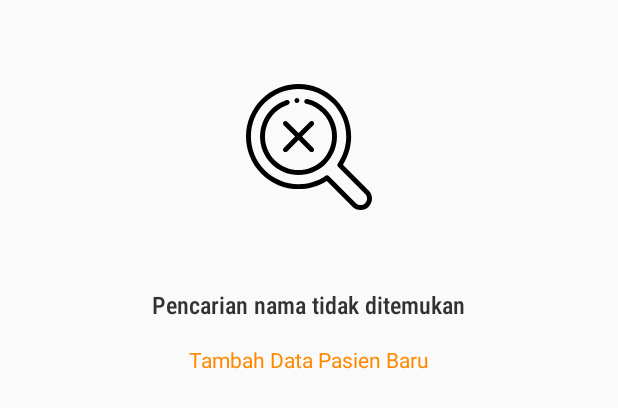
After one commit to roningrum/BidikCovid, an Android app: the layout layout_not_found.xml on its own in the app's theme, with its tools: preview values and no code run, on a phone screen of 412 x 824 dp. The commit adds this screen. Shown: the top 408 px of the screen. Run offline under Robolectric (Android 15) with nearby library versions, the phone set to English and light mode, and no system bars.

Commit message:
update layout

```diff
--- a/app/src/main/java/id/go/dkksemarang/bidikcovid/home/MainMenuActivity.kt
+++ b/app/src/main/java/id/go/dkksemarang/bidikcovid/home/MainMenuActivity.kt
@@ -15,7 +15,7 @@ import androidx.lifecycle.Observer
 import androidx.lifecycle.ViewModelProviders
 import id.go.dkksemarang.bidikcovid.R
 import id.go.dkksemarang.bidikcovid.location.LocationViewModel
-import id.go.dkksemarang.bidikcovid.ui.MainActivity
+import id.go.dkksemarang.bidikcovid.ui.SearchPasienActivity
 import id.go.dkksemarang.bidikcovid.util.GpsUtil
 
 class MainMenuActivity : AppCompatActivity() {
@@ -101,7 +101,7 @@ class MainMenuActivity : AppCompatActivity() {
     override fun onOptionsItemSelected(item: MenuItem): Boolean {
         return when(item.itemId){
             R.id.search_menu ->{
-                val intent= Intent(applicationContext, MainActivity::class.java)
+                val intent= Intent(applicationContext, SearchPasienActivity::class.java)
                 startActivity(intent)
                 true
             }
--- a/app/src/main/java/id/go/dkksemarang/bidikcovid/login/LoginActivity.kt
+++ b/app/src/main/java/id/go/dkksemarang/bidikcovid/login/LoginActivity.kt
@@ -7,9 +7,9 @@ import androidx.appcompat.app.AppCompatActivity
 import androidx.lifecycle.Observer
 import androidx.lifecycle.ViewModelProviders
 import id.go.dkksemarang.bidikcovid.R
+import id.go.dkksemarang.bidikcovid.home.MainMenuActivity
 import id.go.dkksemarang.bidikcovid.login.model.LoginResponse
 import id.go.dkksemarang.bidikcovid.login.viewmodel.LoginViewModel
-import id.go.dkksemarang.bidikcovid.ui.MainActivity
 import id.go.dkksemarang.bidikcovid.util.SessionManager
 import kotlinx.android.synthetic.main.activity_login.*
 
@@ -32,7 +32,7 @@ class LoginActivity : AppCompatActivity() {
         btn_login.setOnClickListener {view->
             val sessionManager = SessionManager(view.context)
             sessionManager.saveAuthToken(login.token)
-            val intent = Intent(this, MainActivity::class.java)
+            val intent = Intent(this, MainMenuActivity::class.java)
             startActivity(intent)
             Log.d("Token", "Your Token : ${login.token}")
         }
--- /dev/null
+++ b/app/src/main/res/drawable/ic_error.xml
@@ -0,0 +1,22 @@
+<vector xmlns:android="http://schemas.android.com/apk/res/android"
+    android:width="512dp"
+    android:height="512dp"
+    android:viewportWidth="512.00037"
+    android:viewportHeight="512">
+  <path
+      android:fillColor="#FF000000"
+      android:fillType="evenOdd"
+      android:pathData="m248.953,61.273c-5.367,-1.238 -10.723,2.102 -11.965,7.469 -1.242,5.367 2.105,10.727 7.473,11.969 24.813,5.734 47.492,18.332 65.582,36.422 53.184,53.184 53.184,139.727 0,192.91 -53.184,53.188 -139.727,53.188 -192.91,0 -53.188,-53.184 -53.188,-139.727 0,-192.91 15.27,-15.27 33.34,-26.406 53.711,-33.109 5.23,-1.719 8.078,-7.355 6.359,-12.59 -1.723,-5.234 -7.363,-8.082 -12.594,-6.359 -23.367,7.684 -44.086,20.453 -61.582,37.953 -60.965,60.965 -60.965,160.16 0,221.125 30.48,30.48 70.52,45.723 110.563,45.723 40.039,-0.004 80.078,-15.242 110.563,-45.723 60.961,-60.965 60.961,-160.16 0,-221.125 -20.738,-20.734 -46.738,-35.176 -75.199,-41.754zM248.953,61.273"/>
+  <path
+      android:fillColor="#FF000000"
+      android:fillType="evenOdd"
+      android:pathData="m498.414,432.707 l-104.531,-104.531c53.602,-84.055 41.863,-194.484 -29.266,-265.617 -40.34,-40.34 -93.977,-62.559 -151.027,-62.559 -57.055,0 -110.691,22.219 -151.031,62.559 -40.344,40.34 -62.559,93.977 -62.559,151.031 0,57.051 22.215,110.688 62.559,151.027 40.34,40.34 93.973,62.555 151.023,62.555 40.945,0 80.387,-11.484 114.594,-33.289l104.531,104.531c8.746,8.75 20.414,13.566 32.855,13.566 12.438,0 24.105,-4.816 32.855,-13.566 18.109,-18.117 18.109,-47.59 -0.004,-65.707zM484.309,484.309c-4.98,4.977 -11.637,7.719 -18.746,7.719 -7.113,0 -13.77,-2.742 -18.75,-7.719l-110.305,-110.305c-1.93,-1.934 -4.484,-2.922 -7.055,-2.922 -1.977,0 -3.961,0.582 -5.684,1.777 -32.41,22.48 -70.516,34.363 -110.188,34.363 -51.723,0 -100.348,-20.141 -136.918,-56.711 -75.5,-75.5 -75.5,-198.348 0,-273.848 36.574,-36.574 85.199,-56.715 136.926,-56.715 51.723,0 100.348,20.141 136.922,56.715 66.281,66.285 75.684,170.207 22.348,247.105 -2.75,3.965 -2.27,9.324 1.145,12.738l110.305,110.305c10.336,10.336 10.336,27.156 0,37.496zM484.309,484.309"/>
+  <path
+      android:fillColor="#FF000000"
+      android:fillType="evenOdd"
+      android:pathData="m273.805,153.371c-3.895,-3.895 -10.207,-3.895 -14.105,0l-46.109,46.109 -46.113,-46.109c-3.895,-3.895 -10.211,-3.895 -14.105,0 -3.895,3.895 -3.895,10.211 0,14.105l46.109,46.113 -46.109,46.109c-3.895,3.895 -3.895,10.211 0,14.105 1.945,1.949 4.5,2.922 7.051,2.922 2.555,0 5.105,-0.973 7.055,-2.922l46.109,-46.109 46.109,46.109c1.949,1.949 4.504,2.922 7.055,2.922 2.555,0 5.105,-0.973 7.055,-2.922 3.895,-3.895 3.895,-10.211 0,-14.105l-46.113,-46.109 46.113,-46.113c3.895,-3.895 3.895,-10.211 0,-14.105zM273.805,153.371"/>
+  <path
+      android:fillColor="#FF000000"
+      android:fillType="evenOdd"
+      android:pathData="m206.977,77.328c5.492,0 9.973,-4.48 9.973,-9.977 0,-5.492 -4.48,-9.973 -9.973,-9.973 -5.496,0 -9.977,4.48 -9.977,9.973 0,5.496 4.48,9.977 9.977,9.977zM206.977,77.328"/>
+</vector>
--- a/app/src/main/res/layout/activity_search_pasien.xml
+++ b/app/src/main/res/layout/activity_search_pasien.xml
@@ -7,7 +7,7 @@
     tools:context=".ui.SearchPasienActivity">
 
     <FrameLayout
-        android:id="@+id/mainFragment"
+        android:id="@+id/contain_searh_pasien"
         android:layout_width="0dp"
         android:layout_height="0dp"
         app:layout_constraintBottom_toBottomOf="parent"
--- /dev/null
+++ b/app/src/main/res/layout/layout_not_found.xml
@@ -0,0 +1,43 @@
+<?xml version="1.0" encoding="utf-8"?>
+<androidx.constraintlayout.widget.ConstraintLayout xmlns:android="http://schemas.android.com/apk/res/android"
+    xmlns:app="http://schemas.android.com/apk/res-auto"
+    android:layout_width="match_parent"
+    android:layout_height="match_parent">
+
+    <ImageView
+        android:id="@+id/ic_error_search"
+        android:layout_width="100dp"
+        android:layout_height="84dp"
+        android:layout_marginTop="56dp"
+        app:layout_constraintEnd_toEndOf="parent"
+        app:layout_constraintStart_toStartOf="parent"
+        app:layout_constraintTop_toTopOf="parent"
+        app:srcCompat="@drawable/ic_error" />
+
+    <TextView
+        android:id="@+id/tv_not_found_search"
+        android:layout_width="wrap_content"
+        android:layout_height="wrap_content"
+        android:layout_marginTop="52dp"
+        android:fontFamily="sans-serif-condensed-medium"
+        android:text="Pencarian nama tidak ditemukan"
+        android:textColor="@android:color/secondary_text_light"
+        android:textSize="16sp"
+        app:layout_constraintEnd_toEndOf="parent"
+        app:layout_constraintHorizontal_bias="0.497"
+        app:layout_constraintStart_toStartOf="parent"
+        app:layout_constraintTop_toBottomOf="@+id/ic_error_search" />
+
+    <TextView
+        android:id="@+id/tv_tambah_data"
+        android:layout_width="wrap_content"
+        android:layout_height="wrap_content"
+        android:layout_marginTop="16dp"
+        android:text="Tambah Data Pasien Baru"
+        android:textColor="@android:color/holo_orange_dark"
+        app:layout_constraintBottom_toBottomOf="parent"
+        app:layout_constraintEnd_toEndOf="parent"
+        app:layout_constraintStart_toStartOf="parent"
+        app:layout_constraintTop_toBottomOf="@+id/tv_not_found_search"
+        app:layout_constraintVertical_bias="0.0" />
+</androidx.constraintlayout.widget.ConstraintLayout>
```
Also changed, not shown: app/src/main/java/id/go/dkksemarang/bidikcovid/pasien/adapter/InfoCovidAdapter.kt (+14 -2 lines), app/src/main/java/id/go/dkksemarang/bidikcovid/pasien/viewmodel/CovidPasienViewModel.kt (+2 -13 lines), app/src/main/java/id/go/dkksemarang/bidikcovid/ui/MainActivity.kt (+79 -88 lines), app/src/main/java/id/go/dkksemarang/bidikcovid/ui/SearchPasienActivity.kt (+12 -3 lines), app/src/main/java/id/go/dkksemarang/bidikcovid/ui/SearchPasienFragment.kt (+69 -1 lines), app/src/main/java/id/go/dkksemarang/bidikcovid/util/SingleLiveEvent.kt (deleted, +0 -38 lines), app/src/main/res/layout/fragment_search_pasien.xml (+17 -2 lines).
